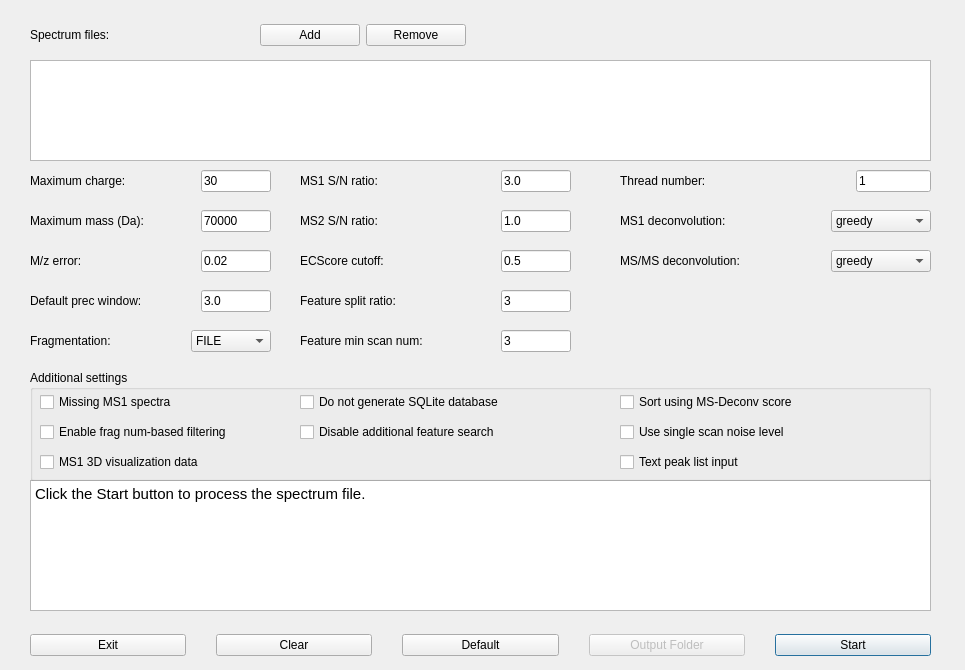
First picture: the form in src/gui/topfd/topfddialog.ui, repository toppic-suite/toppic-suite, before the edit.
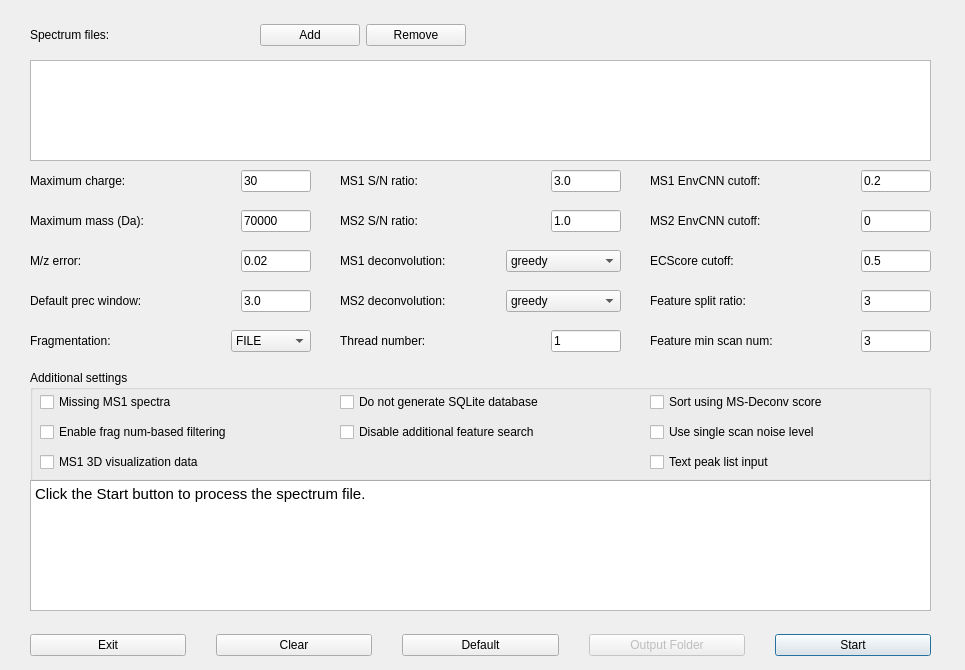
Second picture: the form after the edit. Icons and pictures are not drawn.

Commit message: topfd_gui: MS1 and MS2 EnvCNN cutoff fields; three even columns of five parameters

```diff
--- a/src/gui/topfd/topfddialog.ui
+++ b/src/gui/topfd/topfddialog.ui
@@ -98,7 +98,7 @@
      <rect>
       <x>30</x>
       <y>320</y>
-      <width>241</width>
+      <width>281</width>
       <height>42</height>
      </rect>
     </property>
@@ -191,7 +191,7 @@
      <rect>
       <x>30</x>
       <y>160</y>
-      <width>241</width>
+      <width>281</width>
       <height>42</height>
      </rect>
     </property>
@@ -247,7 +247,7 @@
      <rect>
       <x>30</x>
       <y>200</y>
-      <width>241</width>
+      <width>281</width>
       <height>42</height>
      </rect>
     </property>
@@ -297,7 +297,7 @@
      <rect>
       <x>30</x>
       <y>240</y>
-      <width>241</width>
+      <width>281</width>
       <height>42</height>
      </rect>
     </property>
@@ -339,9 +339,9 @@
    <widget class="QWidget" name="horizontalLayoutWidget_5">
     <property name="geometry">
      <rect>
-      <x>300</x>
+      <x>340</x>
       <y>160</y>
-      <width>271</width>
+      <width>281</width>
       <height>42</height>
      </rect>
     </property>
@@ -456,7 +456,7 @@
      <rect>
       <x>30</x>
       <y>280</y>
-      <width>241</width>
+      <width>281</width>
       <height>42</height>
      </rect>
     </property>
@@ -515,9 +515,9 @@
    <widget class="QWidget" name="horizontalLayoutWidget_9">
     <property name="geometry">
      <rect>
-      <x>300</x>
+      <x>340</x>
       <y>200</y>
-      <width>271</width>
+      <width>281</width>
       <height>42</height>
      </rect>
     </property>
@@ -557,9 +557,9 @@
    <widget class="QWidget" name="horizontalLayoutWidget_10">
     <property name="geometry">
      <rect>
-      <x>620</x>
-      <y>160</y>
-      <width>311</width>
+      <x>340</x>
+      <y>320</y>
+      <width>281</width>
       <height>42</height>
      </rect>
     </property>
@@ -581,13 +581,13 @@
       <widget class="QLineEdit" name="threadNumberEdit">
        <property name="minimumSize">
         <size>
-         <width>75</width>
+         <width>70</width>
          <height>0</height>
         </size>
        </property>
        <property name="maximumSize">
         <size>
-         <width>75</width>
+         <width>70</width>
          <height>16777215</height>
         </size>
        </property>
@@ -675,7 +675,7 @@
     <widget class="QWidget" name="horizontalLayoutWidget_15">
      <property name="geometry">
       <rect>
-       <x>590</x>
+       <x>620</x>
        <y>20</y>
        <width>234</width>
        <height>25</height>
@@ -709,7 +709,7 @@
     <widget class="QWidget" name="horizontalLayoutWidget_16">
      <property name="geometry">
       <rect>
-       <x>270</x>
+       <x>310</x>
        <y>50</y>
        <width>270</width>
        <height>25</height>
@@ -737,7 +737,7 @@
     <widget class="QWidget" name="horizontalLayoutWidget_20">
      <property name="geometry">
       <rect>
-       <x>270</x>
+       <x>310</x>
        <y>20</y>
        <width>270</width>
        <height>25</height>
@@ -767,7 +767,7 @@
       <rect>
        <x>10</x>
        <y>80</y>
-       <width>320</width>
+       <width>271</width>
        <height>25</height>
       </rect>
      </property>
@@ -796,7 +796,7 @@
     <widget class="QWidget" name="horizontalLayoutWidget_17">
      <property name="geometry">
       <rect>
-       <x>590</x>
+       <x>620</x>
        <y>50</y>
        <width>222</width>
        <height>25</height>
@@ -824,7 +824,7 @@
     <widget class="QWidget" name="horizontalLayoutWidget_22">
      <property name="geometry">
       <rect>
-       <x>590</x>
+       <x>620</x>
        <y>80</y>
        <width>222</width>
        <height>25</height>
@@ -853,12 +853,100 @@
      </layout>
     </widget>
    </widget>
-   <widget class="QWidget" name="horizontalLayoutWidget_6">
+   <widget class="QWidget" name="horizontalLayoutWidget_25">
     <property name="geometry">
      <rect>
-      <x>300</x>
+      <x>650</x>
+      <y>160</y>
+      <width>281</width>
+      <height>42</height>
+     </rect>
+    </property>
+    <layout class="QHBoxLayout" name="horizontalLayout_25">
+     <item>
+      <widget class="QLabel" name="label_13">
+       <property name="minimumSize">
+        <size>
+         <width>0</width>
+         <height>0</height>
+        </size>
+       </property>
+       <property name="text">
+        <string>MS1 EnvCNN cutoff:</string>
+       </property>
+      </widget>
+     </item>
+     <item>
+      <widget class="QLineEdit" name="ms1EnvCnnCutoffEdit">
+       <property name="minimumSize">
+        <size>
+         <width>40</width>
+         <height>0</height>
+        </size>
+       </property>
+       <property name="maximumSize">
+        <size>
+         <width>70</width>
+         <height>16777215</height>
+        </size>
+       </property>
+       <property name="text">
+        <string>0.2</string>
+       </property>
+      </widget>
+     </item>
+    </layout>
+   </widget>
+    <widget class="QWidget" name="horizontalLayoutWidget_26">
+    <property name="geometry">
+     <rect>
+      <x>650</x>
+      <y>200</y>
+      <width>281</width>
+      <height>42</height>
+     </rect>
+    </property>
+    <layout class="QHBoxLayout" name="horizontalLayout_26">
+     <item>
+      <widget class="QLabel" name="label_14">
+       <property name="minimumSize">
+        <size>
+         <width>0</width>
+         <height>0</height>
+        </size>
+       </property>
+       <property name="text">
+        <string>MS2 EnvCNN cutoff:</string>
+       </property>
+      </widget>
+     </item>
+     <item>
+      <widget class="QLineEdit" name="ms2EnvCnnCutoffEdit">
+       <property name="minimumSize">
+        <size>
+         <width>40</width>
+         <height>0</height>
+        </size>
+       </property>
+       <property name="maximumSize">
+        <size>
+         <width>70</width>
+         <height>16777215</height>
+        </size>
+       </property>
+       <property name="text">
+        <string>0</string>
+       </property>
+      </widget>
+     </item>
+    </layout>
+   </widget>
+    <widget class="QWidget" name="horizontalLayoutWidget_6">
+    <property name="geometry">
+     <rect>
+      <x>650</x>
       <y>240</y>
-      <width>271</width>
+      <width>281</width>
       <height>42</height>
      </rect>
     </property>
@@ -900,9 +988,9 @@
    <widget class="QWidget" name="horizontalLayoutWidget_18">
     <property name="geometry">
      <rect>
-      <x>300</x>
+      <x>650</x>
       <y>320</y>
-      <width>271</width>
+      <width>281</width>
       <height>42</height>
      </rect>
     </property>
@@ -944,9 +1032,9 @@
    <widget class="QWidget" name="horizontalLayoutWidget_19">
     <property name="geometry">
      <rect>
-      <x>300</x>
+      <x>650</x>
       <y>280</y>
-      <width>271</width>
+      <width>281</width>
       <height>42</height>
      </rect>
     </property>
@@ -988,9 +1076,9 @@
    <widget class="QWidget" name="horizontalLayoutWidget_23">
     <property name="geometry">
      <rect>
-      <x>620</x>
-      <y>200</y>
-      <width>311</width>
+      <x>340</x>
+      <y>240</y>
+      <width>281</width>
       <height>42</height>
      </rect>
     </property>
@@ -1012,7 +1100,7 @@
       <widget class="QComboBox" name="ms1DeconvComboBox">
        <property name="maximumSize">
         <size>
-         <width>100</width>
+         <width>115</width>
          <height>16777215</height>
         </size>
        </property>
@@ -1036,9 +1124,9 @@
    <widget class="QWidget" name="horizontalLayoutWidget_24">
     <property name="geometry">
      <rect>
-      <x>620</x>
-      <y>240</y>
-      <width>311</width>
+      <x>340</x>
+      <y>280</y>
+      <width>281</width>
       <height>42</height>
      </rect>
     </property>
@@ -1052,7 +1140,7 @@
      <item>
       <widget class="QLabel" name="ms2DeconvLabel">
        <property name="text">
-        <string>MS/MS deconvolution:</string>
+        <string>MS2 deconvolution:</string>
        </property>
       </widget>
      </item>
@@ -1060,7 +1148,7 @@
       <widget class="QComboBox" name="ms2DeconvComboBox">
        <property name="maximumSize">
         <size>
-         <width>100</width>
+         <width>115</width>
          <height>16777215</height>
         </size>
        </property>
```
The commit also changes 4 other files.
